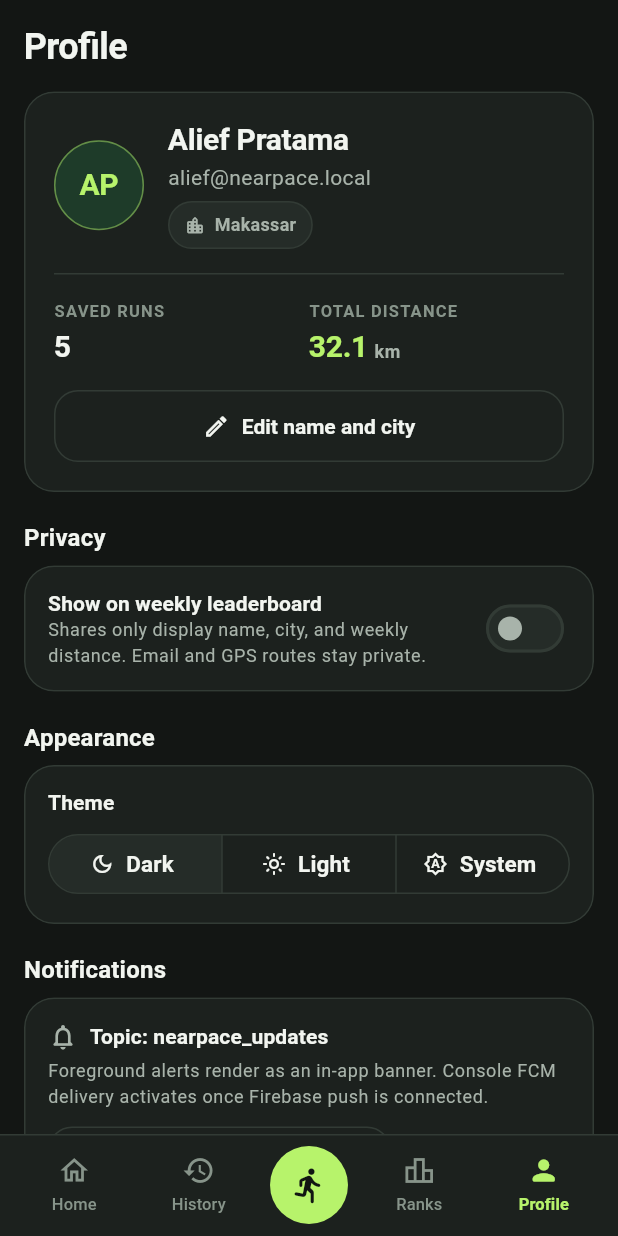
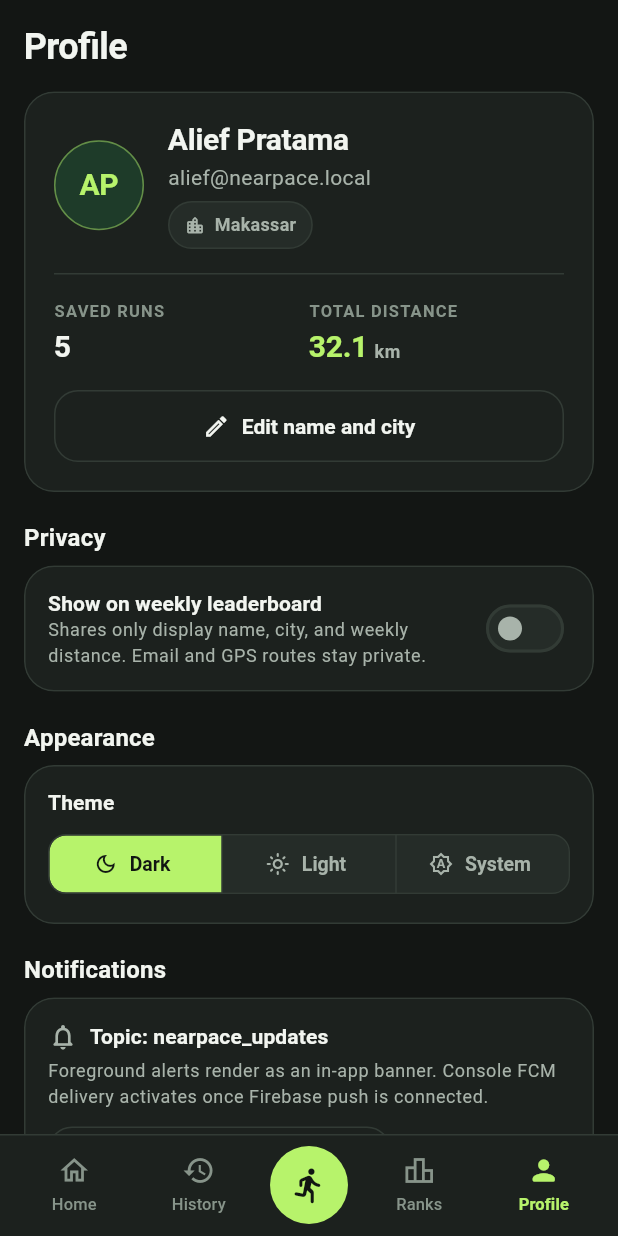
Before and after one commit to aetheramizu/Kelompok-3_Kelas-C_Pemrograman_Mobile, a Flutter app: the AppShell screen opened directly, after a tap on "AP", on a phone screen of 412 x 824 dp. Run offline on Flutter 3.47's test engine with Material 3 defaults, Android fonts, the phone set to English and light mode, and no system bars; our stand-ins replace firebase_core, material_ui; accounts and stored records are empty.

Commit message:
Refine layout adaptivity, segmented button theme, and copy clarity

```diff
--- a/NearPace App/nearpace/lib/domain/geo_point.dart
+++ b/NearPace App/nearpace/lib/domain/geo_point.dart
@@ -23,20 +23,21 @@ class GeoPointLite {
     final lat2 = other.latitude * math.pi / 180;
     final dLat = lat2 - lat1;
     final dLon = (other.longitude - longitude) * math.pi / 180;
-    final a = math.sin(dLat / 2) * math.sin(dLat / 2) +
-        math.cos(lat1) * math.cos(lat2) * math.sin(dLon / 2) * math.sin(dLon / 2);
+    final a =
+        math.sin(dLat / 2) * math.sin(dLat / 2) +
+        math.cos(lat1) *
+            math.cos(lat2) *
+            math.sin(dLon / 2) *
+            math.sin(dLon / 2);
     return 2 * _earthRadiusM * math.asin(math.min(1, math.sqrt(a)));
   }
 
-  Map<String, dynamic> toMap() => {
-        'lat': latitude,
-        'lng': longitude,
-      };
+  Map<String, dynamic> toMap() => {'lat': latitude, 'lng': longitude};
 
   static GeoPointLite fromMap(Map<String, dynamic> map) => GeoPointLite(
-        latitude: (map['lat'] as num).toDouble(),
-        longitude: (map['lng'] as num).toDouble(),
-      );
+    latitude: (map['lat'] as num).toDouble(),
+    longitude: (map['lng'] as num).toDouble(),
+  );
 
   @override
   String toString() =>
--- a/NearPace App/nearpace/lib/domain/user_profile.dart
+++ b/NearPace App/nearpace/lib/domain/user_profile.dart
@@ -31,8 +31,7 @@ class UserProfile {
     String? city,
     bool? showOnLeaderboard,
     String? fcmToken,
-  }) =>
-      UserProfile(
+  }) => UserProfile(
     uid: uid,
     email: email,
     displayName: displayName ?? this.displayName,
@@ -49,7 +48,8 @@ class UserProfile {
     if (fcmToken != null) 'fcmToken': fcmToken,
   };
 
-  static UserProfile fromMap(String uid, Map<String, dynamic> map) => UserProfile(
+  static UserProfile fromMap(String uid, Map<String, dynamic> map) =>
+      UserProfile(
         uid: uid,
         email: map['email'] as String? ?? '',
         displayName: map['displayName'] as String? ?? 'Runner',
--- a/NearPace App/nearpace/lib/theme/nearpace_theme.dart
+++ b/NearPace App/nearpace/lib/theme/nearpace_theme.dart
@@ -289,6 +289,28 @@ class NearPaceTheme {
           side: BorderSide(color: colors.border),
         ),
       ),
+      segmentedButtonTheme: SegmentedButtonThemeData(
+        style: ButtonStyle(
+          minimumSize: const WidgetStatePropertyAll(Size(0, 48)),
+          backgroundColor: WidgetStateProperty.resolveWith((states) {
+            if (states.contains(WidgetState.selected)) return colors.accent;
+            return colors.surfaceElevated;
+          }),
+          foregroundColor: WidgetStateProperty.resolveWith((states) {
+            if (states.contains(WidgetState.selected)) return colors.onAccent;
+            return colors.textSecondary;
+          }),
+          side: WidgetStatePropertyAll(BorderSide(color: colors.border)),
+          shape: WidgetStatePropertyAll(
+            RoundedRectangleBorder(
+              borderRadius: BorderRadius.circular(NearPaceSpacing.radiusSm),
+            ),
+          ),
+          textStyle: const WidgetStatePropertyAll(
+            TextStyle(fontSize: 13, fontWeight: FontWeight.w700),
+          ),
+        ),
+      ),
       switchTheme: SwitchThemeData(
         thumbColor: WidgetStateProperty.resolveWith((states) {
           if (states.contains(WidgetState.selected)) return colors.onAccent;
--- a/NearPace App/nearpace/lib/ui/screens/auth_screen.dart
+++ b/NearPace App/nearpace/lib/ui/screens/auth_screen.dart
@@ -82,8 +82,8 @@ class _AuthScreenState extends State<AuthScreen> {
     ) = switch (controller.firebaseStatus) {
       FirebaseReady() => (
         'Firebase ready',
-        'Firebase Core initialized from build-time configuration. UI '
-            'preview uses local state until auth services are connected.',
+        'Firebase Core is initialized. Forms currently run in local '
+            'preview until auth services are wired.',
         colors.performanceGreen,
         colors.deepGreenSurface,
       ),
--- a/NearPace App/nearpace/lib/ui/screens/home_screen.dart
+++ b/NearPace App/nearpace/lib/ui/screens/home_screen.dart
@@ -158,6 +158,7 @@ class HomeScreen extends StatelessWidget {
                     children: [
                       // Greeting row + avatar shortcut to Profile.
                       Row(
+                        crossAxisAlignment: CrossAxisAlignment.center,
                         children: [
                           Expanded(
                             child: Column(
@@ -181,18 +182,7 @@ class HomeScreen extends StatelessWidget {
                               ],
                             ),
                           ),
-                          const SizedBox(width: NearPaceSpacing.xs),
-                          StatusPill(
-                            label: statusLabel,
-                            icon: statusIcon,
-                            foregroundColor: statusFg,
-                            backgroundColor: statusBg,
-                            onTap: () => _showBackendStatusSheet(
-                              context,
-                              controller.firebaseStatus,
-                            ),
-                          ),
-                          const SizedBox(width: NearPaceSpacing.xs),
+                          const SizedBox(width: NearPaceSpacing.sm),
                           Semantics(
                             button: true,
                             label: 'Open profile',
@@ -200,8 +190,8 @@ class HomeScreen extends StatelessWidget {
                               onTap: () => controller.setTabIndex(3),
                               customBorder: const CircleBorder(),
                               child: Container(
-                                width: 44,
-                                height: 44,
+                                width: NearPaceSpacing.minTapTarget,
+                                height: NearPaceSpacing.minTapTarget,
                                 alignment: Alignment.center,
                                 decoration: BoxDecoration(
                                   color: colors.deepGreenSurface,
@@ -223,6 +213,20 @@ class HomeScreen extends StatelessWidget {
                             ),
                           ),
                         ],
+                      ),
+                      const SizedBox(height: NearPaceSpacing.xs),
+                      Align(
+                        alignment: Alignment.centerLeft,
+                        child: StatusPill(
+                          label: statusLabel,
+                          icon: statusIcon,
+                          foregroundColor: statusFg,
+                          backgroundColor: statusBg,
+                          onTap: () => _showBackendStatusSheet(
+                            context,
+                            controller.firebaseStatus,
+                          ),
+                        ),
                       ),
                       const SizedBox(height: NearPaceSpacing.lg),
 
--- a/NearPace App/nearpace/lib/ui/screens/leaderboard_screen.dart
+++ b/NearPace App/nearpace/lib/ui/screens/leaderboard_screen.dart
@@ -362,12 +362,19 @@ class _TopRunnersStrip extends StatelessWidget {
                     style: textTheme.titleSmall,
                   ),
                   const SizedBox(height: 2),
-                  Text(
-                    NearPaceFormatters.distanceKm(entry.distanceM, decimals: 1),
-                    style: textTheme.titleSmall?.copyWith(
-                      color: isFirst ? colors.accentText : colors.textPrimary,
-                      fontWeight: FontWeight.w700,
-                      fontFeatures: const [FontFeature.tabularFigures()],
+                  FittedBox(
+                    fit: BoxFit.scaleDown,
+                    child: Text(
+                      NearPaceFormatters.distanceKm(
+                        entry.distanceM,
+                        decimals: 1,
+                      ),
+                      maxLines: 1,
+                      style: textTheme.titleSmall?.copyWith(
+                        color: isFirst ? colors.accentText : colors.textPrimary,
+                        fontWeight: FontWeight.w700,
+                        fontFeatures: const [FontFeature.tabularFigures()],
+                      ),
                     ),
                   ),
                   Text(
--- a/NearPace App/nearpace/lib/ui/screens/record_run_screen.dart
+++ b/NearPace App/nearpace/lib/ui/screens/record_run_screen.dart
@@ -386,8 +386,8 @@ class _IdleBody extends StatelessWidget {
               ),
               const SizedBox(height: NearPaceSpacing.xs),
               Text(
-                'Configure local preview behavior to test live GPS updates and '
-                'weather fallback states without outdoor hardware.',
+                'Local preview options for testing GPS tracking and offline '
+                'weather states.',
                 style: textTheme.bodySmall?.copyWith(
                   color: colors.textSecondary,
                 ),
```
Also changed, not shown: NearPace App/nearpace/lib/domain/weather.dart (+5 -5 lines), NearPace App/nearpace/lib/ui/screens/run_result_screen.dart (+29 -13 lines), NearPace App/nearpace/lib/domain/activity.dart (indentation only). Lines whose indentation alone changed are shown as unchanged.
